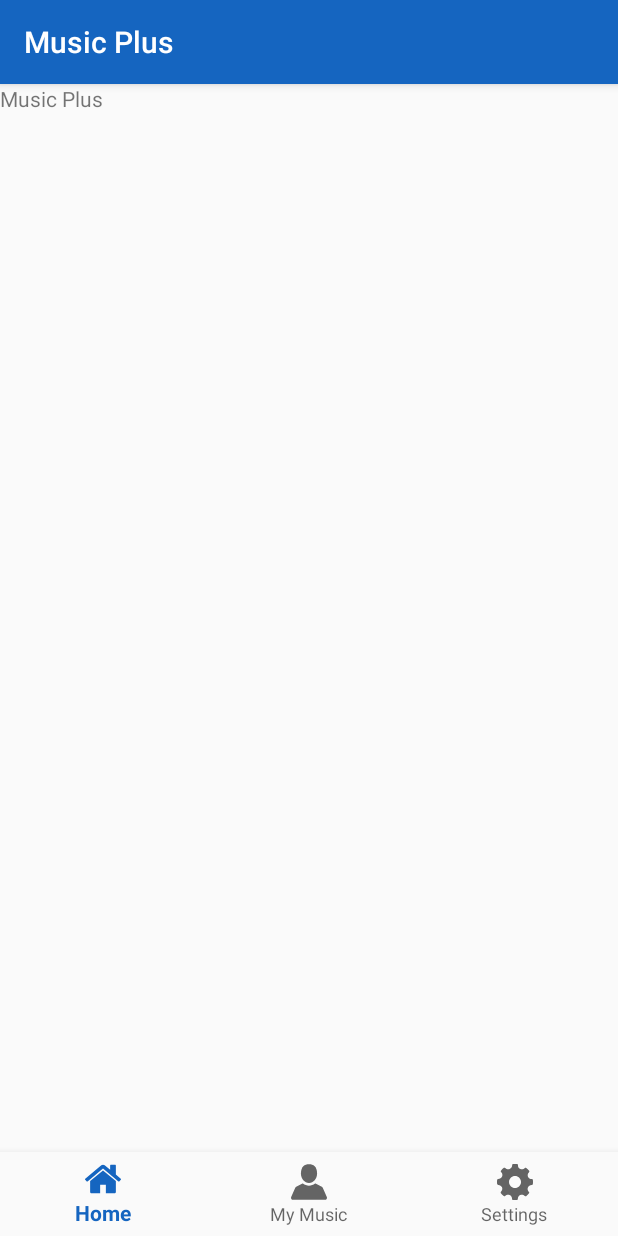
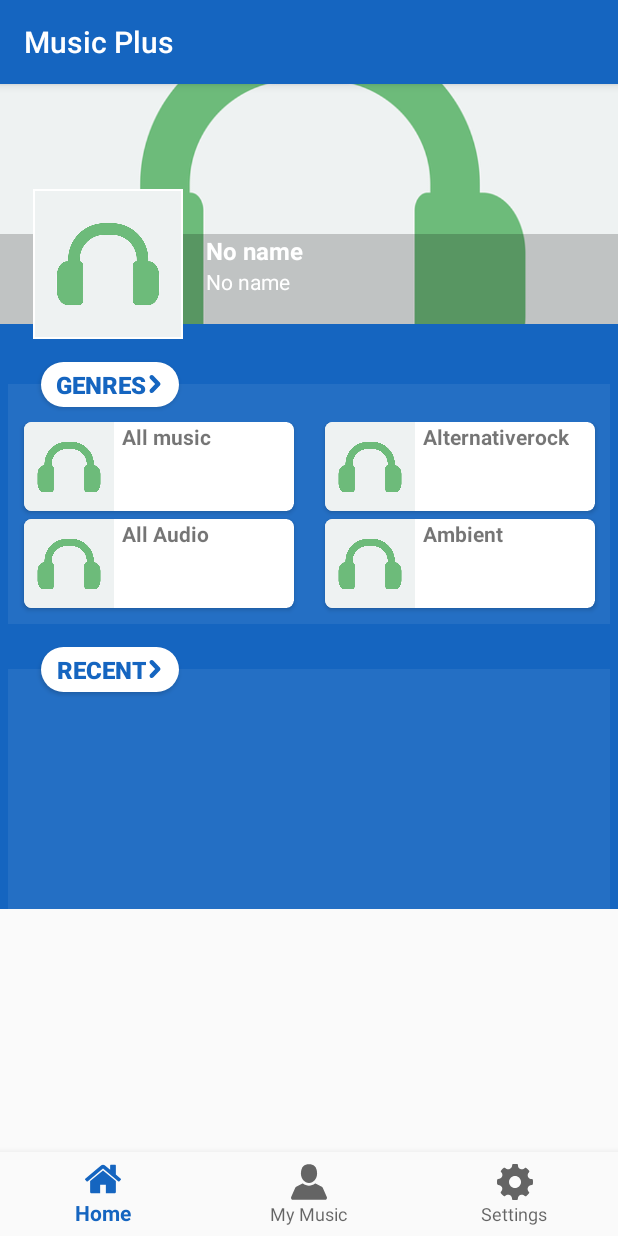
Before and after one commit to awesome-academy/Music_38, an Android app: the screen it shows after launch (MainActivity), on a phone screen of 412 x 824 dp. Run offline under Robolectric (Android 15) with nearby library versions, the phone set to English and light mode, and no system bars.

Commit message:
2609 ui tab home

```diff
--- a/app/build.gradle
+++ b/app/build.gradle
@@ -27,4 +27,5 @@ dependencies {
     androidTestImplementation 'com.android.support.test:runner:1.0.2'
     androidTestImplementation 'com.android.support.test.espresso:espresso-core:3.0.2'
     implementation 'com.android.support:design:28.0.0'
+    implementation 'com.android.support:cardview-v7:28.0.0'
 }
--- /dev/null
+++ b/app/src/main/java/com/framgia/vhlee/musicplus/ui/adapter/GenreAdapter.java
@@ -0,0 +1,56 @@
+package com.framgia.vhlee.musicplus.ui.adapter;
+
+import android.content.Context;
+import android.support.annotation.NonNull;
+import android.support.v7.widget.RecyclerView;
+import android.view.LayoutInflater;
+import android.view.View;
+import android.view.ViewGroup;
+import android.widget.ImageView;
+import android.widget.TextView;
+
+import com.framgia.vhlee.musicplus.R;
+
+public class GenreAdapter extends RecyclerView.Adapter<GenreAdapter.ViewHolder> {
+    private static final String[] GENRES_NAME = {"All music", "All Audio", "Alternativerock",
+            "Ambient", "Classical", "Country"};
+    private static final int[] GENRES_IMAGE = {R.drawable.default_artwork};
+    private LayoutInflater mInflater;
+
+    public GenreAdapter(Context context) {
+        mInflater = LayoutInflater.from(context);
+    }
+
+    @NonNull
+    @Override
+    public ViewHolder onCreateViewHolder(@NonNull ViewGroup parent, int i) {
+        View view = mInflater.inflate(R.layout.item_genre, parent, false);
+        return new ViewHolder(view);
+    }
+
+    @Override
+    public void onBindViewHolder(@NonNull ViewHolder holder, int position) {
+        holder.bindData(position);
+    }
+
+    @Override
+    public int getItemCount() {
+        return GENRES_NAME.length;
+    }
+
+    public static class ViewHolder extends RecyclerView.ViewHolder {
+        private ImageView mImageGenre;
+        private TextView mTextGenre;
+
+        public ViewHolder(@NonNull View itemView) {
+            super(itemView);
+            mImageGenre = itemView.findViewById(R.id.image_genre);
+            mTextGenre = itemView.findViewById(R.id.text_genre);
+        }
+
+        public void bindData(final int position) {
+            mImageGenre.setImageResource(GENRES_IMAGE[0]);
+            mTextGenre.setText(GENRES_NAME[position]);
+        }
+    }
+}
--- a/app/src/main/java/com/framgia/vhlee/musicplus/ui/home/HomeFragment.java
+++ b/app/src/main/java/com/framgia/vhlee/musicplus/ui/home/HomeFragment.java
@@ -3,26 +3,31 @@ package com.framgia.vhlee.musicplus.ui.home;
 
 import android.os.Bundle;
 import android.support.v4.app.Fragment;
+import android.support.v7.widget.LinearLayoutManager;
+import android.support.v7.widget.RecyclerView;
 import android.view.LayoutInflater;
 import android.view.View;
 import android.view.ViewGroup;
 
 import com.framgia.vhlee.musicplus.R;
+import com.framgia.vhlee.musicplus.ui.adapter.GenreAdapter;
 
 public class HomeFragment extends Fragment {
-
-    public HomeFragment() {
+    public static HomeFragment newInstance() {
+        HomeFragment homeFragment = new HomeFragment();
+        return homeFragment;
     }
 
     @Override
     public View onCreateView(LayoutInflater inflater, ViewGroup container,
                              Bundle savedInstanceState) {
         View view = inflater.inflate(R.layout.fragment_home, container, false);
+        initUI(view);
         return view;
     }
 
-    public static HomeFragment newInstance() {
-        HomeFragment homeFragment = new HomeFragment();
-        return homeFragment;
+    private void initUI(View view) {
+        RecyclerView recyclerGenres = view.findViewById(R.id.recycler_genres);
+        recyclerGenres.setAdapter(new GenreAdapter(getActivity()));
     }
 }
--- /dev/null
+++ b/app/src/main/res/drawable/ic_view_more.xml
@@ -0,0 +1,4 @@
+<vector android:height="12dp" android:viewportHeight="46.02"
+    android:viewportWidth="46.02" android:width="12dp" xmlns:android="http://schemas.android.com/apk/res/android">
+    <path android:fillColor="#1565c0" android:pathData="M14.757,46.02c-1.412,0 -2.825,-0.521 -3.929,-1.569c-2.282,-2.17 -2.373,-5.78 -0.204,-8.063l12.758,-13.418L10.637,9.645C8.46,7.37 8.54,3.76 10.816,1.582c2.277,-2.178 5.886,-2.097 8.063,0.179l16.505,17.253c2.104,2.2 2.108,5.665 0.013,7.872L18.893,44.247C17.77,45.424 16.267,46.02 14.757,46.02z"/>
+</vector>
--- /dev/null
+++ b/app/src/main/res/drawable/rounded_button_style.xml
@@ -0,0 +1,5 @@
+<?xml version="1.0" encoding="utf-8"?>
+<shape xmlns:android="http://schemas.android.com/apk/res/android">
+    <solid android:color="@android:color/white" />
+    <corners android:radius="@dimen/dp_20" />
+</shape>
--- a/app/src/main/res/layout/fragment_home.xml
+++ b/app/src/main/res/layout/fragment_home.xml
@@ -1,18 +1,21 @@
 <?xml version="1.0" encoding="utf-8"?>
-<android.support.constraint.ConstraintLayout xmlns:android="http://schemas.android.com/apk/res/android"
+<ScrollView xmlns:android="http://schemas.android.com/apk/res/android"
     xmlns:tools="http://schemas.android.com/tools"
     android:layout_width="match_parent"
-    android:layout_height="match_parent"
-    xmlns:app="http://schemas.android.com/apk/res-auto"
+    android:layout_height="wrap_content"
+    android:background="@color/color_primary"
+    android:scrollbars="none"
     tools:context=".ui.home.HomeFragment">
 
-    <TextView
-        android:layout_width="0dp"
-        android:layout_height="0dp"
-        android:text="@string/app_name"
-        app:layout_constraintLeft_toLeftOf="parent"
-        app:layout_constraintRight_toRightOf="parent"
-        app:layout_constraintTop_toTopOf="parent"
-        app:layout_constraintBottom_toBottomOf="parent"/>
+    <LinearLayout
+        android:layout_width="match_parent"
+        android:layout_height="wrap_content"
+        android:orientation="vertical">
 
-</android.support.constraint.ConstraintLayout>
+        <include layout="@layout/layout_home_highlight" />
+
+        <include layout="@layout/layout_home_genres" />
+
+        <include layout="@layout/layout_home_recent" />
+    </LinearLayout>
+</ScrollView>
--- /dev/null
+++ b/app/src/main/res/layout/item_genre.xml
@@ -0,0 +1,34 @@
+<?xml version="1.0" encoding="utf-8"?>
+<android.support.v7.widget.CardView
+    xmlns:android="http://schemas.android.com/apk/res/android"
+    xmlns:app="http://schemas.android.com/apk/res-auto"
+    android:layout_width="@dimen/dp_180"
+    android:layout_height="wrap_content"
+    android:layout_marginStart="@dimen/dp_5"
+    android:layout_marginEnd="@dimen/dp_15"
+    android:layout_marginBottom="@dimen/dp_5"
+    app:cardCornerRadius="@dimen/dp_5">
+
+    <android.support.constraint.ConstraintLayout
+        android:layout_width="wrap_content"
+        android:layout_height="wrap_content">
+
+        <ImageView
+            android:id="@+id/image_genre"
+            android:layout_width="@dimen/dp_60"
+            android:layout_height="@dimen/dp_60"
+            android:scaleType="centerCrop"
+            android:src="@drawable/ic_launcher_background" />
+
+        <TextView
+            android:id="@+id/text_genre"
+            android:layout_width="wrap_content"
+            android:layout_height="wrap_content"
+            android:layout_marginLeft="@dimen/dp_5"
+            android:layout_marginRight="@dimen/dp_5"
+            android:text="@string/default_name"
+            android:textStyle="bold"
+            app:layout_constraintLeft_toRightOf="@id/image_genre"
+            app:layout_constraintTop_toTopOf="@id/image_genre" />
+    </android.support.constraint.ConstraintLayout>
+</android.support.v7.widget.CardView>
--- /dev/null
+++ b/app/src/main/res/layout/layout_home_genres.xml
@@ -0,0 +1,45 @@
+<?xml version="1.0" encoding="utf-8"?>
+<android.support.constraint.ConstraintLayout
+    xmlns:android="http://schemas.android.com/apk/res/android"
+    xmlns:app="http://schemas.android.com/apk/res-auto"
+    android:layout_width="match_parent"
+    android:layout_height="wrap_content">
+
+    <Button
+        android:id="@+id/button_genres"
+        style="@style/RoundedButton"
+        android:layout_width="wrap_content"
+        android:layout_height="@dimen/dp_30"
+        android:text="@string/title_genres"
+        app:layout_constraintBottom_toTopOf="@id/view_genres"
+        app:layout_constraintHorizontal_bias="0.07"
+        app:layout_constraintLeft_toLeftOf="@id/view_genres"
+        app:layout_constraintRight_toRightOf="parent"
+        app:layout_constraintTop_toTopOf="@id/view_genres"
+        app:layout_constraintVertical_bias="0.4" />
+
+    <View
+        android:id="@+id/view_genres"
+        style="@style/ViewTransparentWhite"
+        android:layout_width="0dp"
+        android:layout_height="@dimen/dp_160"
+        app:layout_constraintLeft_toLeftOf="parent"
+        app:layout_constraintRight_toRightOf="parent"
+        app:layout_constraintTop_toTopOf="parent" />
+
+    <android.support.v7.widget.RecyclerView
+        android:id="@+id/recycler_genres"
+        android:layout_width="0dp"
+        android:layout_height="0dp"
+        android:layout_marginLeft="@dimen/dp_5"
+        android:layout_marginTop="@dimen/dp_25"
+        android:layout_marginRight="@dimen/dp_5"
+        android:layout_marginBottom="@dimen/dp_5"
+        android:orientation="horizontal"
+        app:layoutManager="android.support.v7.widget.GridLayoutManager"
+        app:layout_constraintBottom_toBottomOf="@id/view_genres"
+        app:layout_constraintLeft_toLeftOf="@id/view_genres"
+        app:layout_constraintRight_toRightOf="@id/view_genres"
+        app:layout_constraintTop_toTopOf="@id/view_genres"
+        app:spanCount="2" />
+</android.support.constraint.ConstraintLayout>
--- /dev/null
+++ b/app/src/main/res/layout/layout_home_highlight.xml
@@ -0,0 +1,60 @@
+<?xml version="1.0" encoding="utf-8"?>
+<android.support.constraint.ConstraintLayout
+    xmlns:android="http://schemas.android.com/apk/res/android"
+    xmlns:app="http://schemas.android.com/apk/res-auto"
+    android:layout_width="match_parent"
+    android:layout_height="match_parent">
+
+    <ImageView
+        android:id="@+id/image_cover"
+        android:layout_width="0dp"
+        android:layout_height="@dimen/dp_160"
+        android:scaleType="centerCrop"
+        android:src="@drawable/default_artwork"
+        app:layout_constraintLeft_toLeftOf="parent"
+        app:layout_constraintRight_toRightOf="parent" />
+
+    <View
+        android:id="@+id/view_content_highlight"
+        android:layout_width="0dp"
+        android:layout_height="@dimen/dp_60"
+        android:background="@color/black_transparent"
+        app:layout_constraintBottom_toBottomOf="@id/image_cover"
+        app:layout_constraintLeft_toLeftOf="@id/image_cover"
+        app:layout_constraintRight_toRightOf="@id/image_cover" />
+
+    <TextView
+        android:id="@+id/text_title_highlight"
+        android:layout_width="wrap_content"
+        android:layout_height="wrap_content"
+        android:layout_marginLeft="@dimen/dp_15"
+        android:text="@string/default_name"
+        android:textColor="@android:color/white"
+        android:textSize="@dimen/sp_16"
+        android:textStyle="bold"
+        app:layout_constraintLeft_toRightOf="@id/image_artwork"
+        app:layout_constraintTop_toTopOf="@id/view_content_highlight" />
+
+    <TextView
+        android:id="@+id/text_subtitle_highlight"
+        android:layout_width="wrap_content"
+        android:layout_height="wrap_content"
+        android:text="@string/default_name"
+        android:textColor="@android:color/white"
+        app:layout_constraintLeft_toLeftOf="@id/text_title_highlight"
+        app:layout_constraintTop_toBottomOf="@id/text_title_highlight" />
+
+    <ImageView
+        android:id="@+id/image_artwork"
+        android:layout_width="0dp"
+        android:layout_height="@dimen/dp_100"
+        android:layout_marginTop="@dimen/dp_70"
+        android:background="@android:color/white"
+        android:padding="@dimen/dp_1"
+        android:src="@drawable/default_artwork"
+        app:layout_constraintDimensionRatio="1:1"
+        app:layout_constraintHorizontal_bias="0.07"
+        app:layout_constraintLeft_toLeftOf="@id/image_cover"
+        app:layout_constraintRight_toRightOf="@id/image_cover"
+        app:layout_constraintTop_toTopOf="parent" />
+</android.support.constraint.ConstraintLayout>
--- /dev/null
+++ b/app/src/main/res/layout/layout_home_recent.xml
@@ -0,0 +1,44 @@
+<?xml version="1.0" encoding="utf-8"?>
+<android.support.constraint.ConstraintLayout
+    xmlns:android="http://schemas.android.com/apk/res/android"
+    xmlns:app="http://schemas.android.com/apk/res-auto"
+    android:layout_width="match_parent"
+    android:layout_height="match_parent">
+
+    <Button
+        android:id="@+id/button_genres"
+        style="@style/RoundedButton"
+        android:layout_width="wrap_content"
+        android:layout_height="@dimen/dp_30"
+        android:text="@string/title_recent"
+        app:layout_constraintBottom_toTopOf="@id/view_recent"
+        app:layout_constraintHorizontal_bias="0.07"
+        app:layout_constraintLeft_toLeftOf="@id/view_recent"
+        app:layout_constraintRight_toRightOf="parent"
+        app:layout_constraintTop_toTopOf="@id/view_recent"
+        app:layout_constraintVertical_bias="0.4" />
+
+    <View
+        android:id="@+id/view_recent"
+        style="@style/ViewTransparentWhite"
+        android:layout_width="0dp"
+        android:layout_height="@dimen/dp_160"
+        app:layout_constraintLeft_toLeftOf="parent"
+        app:layout_constraintRight_toRightOf="parent"
+        app:layout_constraintTop_toTopOf="parent" />
+
+    <android.support.v7.widget.RecyclerView
+        android:id="@+id/recycler_recent"
+        android:layout_width="0dp"
+        android:layout_height="0dp"
+        android:layout_marginLeft="@dimen/dp_5"
+        android:layout_marginTop="@dimen/dp_25"
+        android:layout_marginRight="@dimen/dp_5"
+        android:layout_marginBottom="@dimen/dp_5"
+        android:orientation="vertical"
+        app:layoutManager="android.support.v7.widget.LinearLayoutManager"
+        app:layout_constraintBottom_toBottomOf="@id/view_recent"
+        app:layout_constraintLeft_toLeftOf="@id/view_recent"
+        app:layout_constraintRight_toRightOf="@id/view_recent"
+        app:layout_constraintTop_toTopOf="@id/view_recent" />
+</android.support.constraint.ConstraintLayout>
--- a/app/src/main/res/values/colors.xml
+++ b/app/src/main/res/values/colors.xml
@@ -3,4 +3,6 @@
     <color name="color_primary">#1565c0</color>
     <color name="color_primary_dark">#0d47a1</color>
     <color name="color_accent">#d50000</color>
+    <color name="white_transparent">#10ffffff</color>
+    <color name="black_transparent">#32000000</color>
 </resources>
--- /dev/null
+++ b/app/src/main/res/values/dimens.xml
@@ -0,0 +1,17 @@
+<?xml version="1.0" encoding="utf-8"?>
+<resources>
+    <dimen name="dp_1">1dp</dimen>
+    <dimen name="dp_5">5dp</dimen>
+    <dimen name="dp_10">10dp</dimen>
+    <dimen name="dp_15">15dp</dimen>
+    <dimen name="dp_20">20dp</dimen>
+    <dimen name="dp_25">25dp</dimen>
+    <dimen name="dp_30">30dp</dimen>
+    <dimen name="dp_60">60dp</dimen>
+    <dimen name="dp_70">70dp</dimen>
+    <dimen name="dp_100">100dp</dimen>
+    <dimen name="dp_160">160dp</dimen>
+    <dimen name="dp_180">180dp</dimen>
+    <dimen name="dp_250">250dp</dimen>
+    <dimen name="sp_16">16sp</dimen>
+</resources>
--- a/app/src/main/res/values/strings.xml
+++ b/app/src/main/res/values/strings.xml
@@ -3,4 +3,7 @@
     <string name="title_home">Home</string>
     <string name="title_my_music">My Music</string>
     <string name="title_settings">Settings</string>
+    <string name="title_genres">Genres</string>
+    <string name="title_recent">Recent</string>
+    <string name="default_name">No name</string>
 </resources>
--- a/app/src/main/res/values/styles.xml
+++ b/app/src/main/res/values/styles.xml
@@ -5,4 +5,21 @@
         <item name="colorPrimaryDark">@color/color_primary_dark</item>
         <item name="colorAccent">@color/color_accent</item>
     </style>
+
+    <style name="RoundedButton" parent="Base.Widget.AppCompat.Button">
+        <item name="android:background">@drawable/rounded_button_style</item>
+        <item name="android:drawableEnd">@drawable/ic_view_more</item>
+        <item name="android:paddingLeft">@dimen/dp_10</item>
+        <item name="android:paddingRight">@dimen/dp_10</item>
+        <item name="android:textColor">@color/color_primary</item>
+        <item name="android:textSize">@dimen/sp_16</item>
+        <item name="android:textStyle">bold</item>
+    </style>
+
+    <style name="ViewTransparentWhite" parent="Theme.AppCompat.Light.Dialog">
+        <item name="android:layout_marginLeft">@dimen/dp_5</item>
+        <item name="android:layout_marginRight">@dimen/dp_5</item>
+        <item name="android:layout_marginTop">@dimen/dp_30</item>
+        <item name="android:background">@color/white_transparent</item>
+    </style>
 </resources>
```
Also changed, not shown: app/src/main/res/drawable/default_artwork.png (added).
